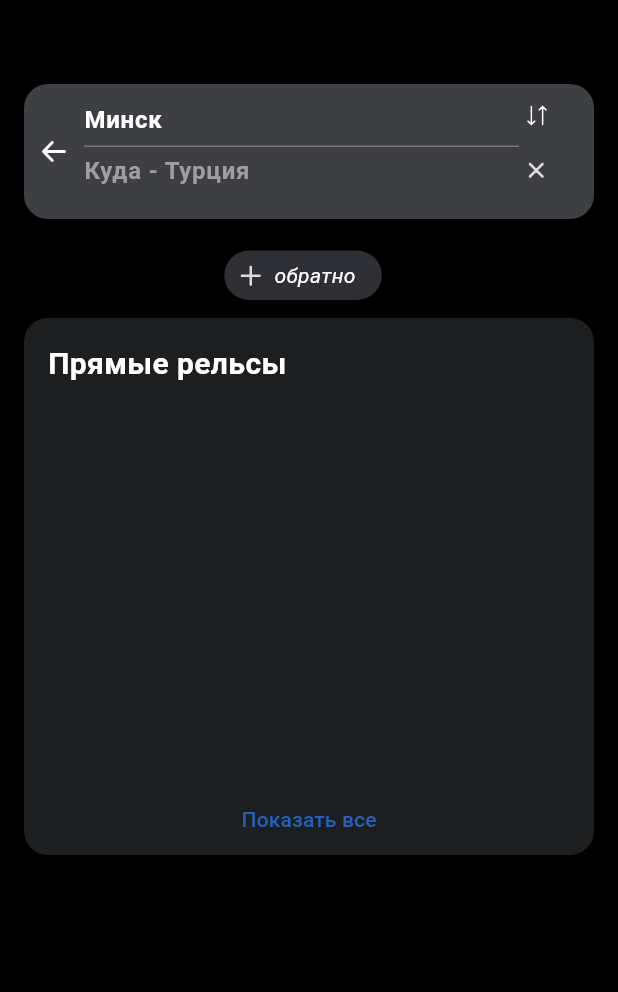
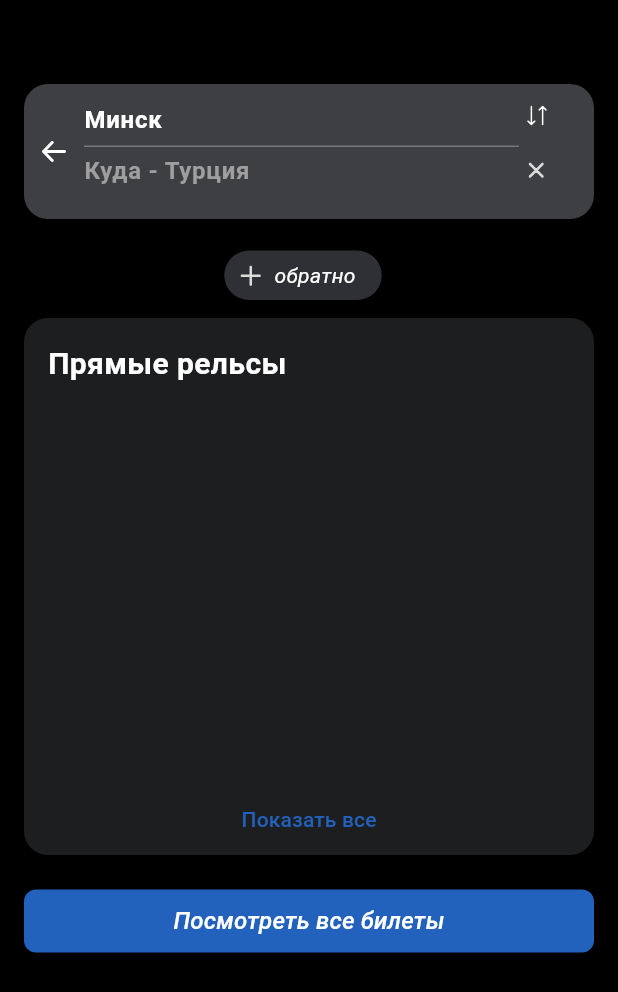
Before and after one commit to rahimov27/travel-app, a Flutter app: the SelectedCityPage screen opened directly, on a phone screen of 412 x 824 dp. Shown: the top 992 px of the screen. Run offline on Flutter 3.47's test engine with Material 3 defaults, Android fonts, the phone set to English and light mode, and no system bars; our stand-ins replace bloc, dio, flutter_bloc, flutter_svg, modal_bottom_sheet; missing offline and left inert: flutter_svg_icons; network calls fail; statements that could not run were skipped.

```diff
--- /dev/null
+++ b/lib/blocs/see_all_tickets/see_all_tickets_event.dart
@@ -0,0 +1,7 @@
+part of 'see_all_tickets_bloc.dart';
+
+@immutable
+sealed class SeeAllTicketsEvent {}
+
+
+class SeeAllTicketEvent extends SeeAllTicketsEvent {}
--- /dev/null
+++ b/lib/blocs/see_all_tickets/see_all_tickets_state.dart
@@ -0,0 +1,18 @@
+part of 'see_all_tickets_bloc.dart';
+
+@immutable
+sealed class SeeAllTicketsState {}
+
+final class SeeAllTicketsInitial extends SeeAllTicketsState {}
+
+class SeeAllTicketsLoading extends SeeAllTicketsState {}
+
+class SeeAllTicketsSuccess extends SeeAllTicketsState {
+  final List<dynamic> all_tickets;
+  SeeAllTicketsSuccess({required this.all_tickets});
+}
+
+class SeeAllTicketsError extends SeeAllTicketsState {
+  final String errorText;
+  SeeAllTicketsError({required this.errorText});
+}
--- a/lib/main.dart
+++ b/lib/main.dart
@@ -2,6 +2,7 @@ import 'package:flutter/material.dart';
 import 'package:flutter_bloc/flutter_bloc.dart';
 import 'package:flutter_svg_icons/flutter_svg_icons.dart';
 import 'package:travel_app/blocs/first_enter/first_enter_bloc.dart';
+import 'package:travel_app/blocs/see_all_tickets/see_all_tickets_bloc.dart';
 import 'package:travel_app/blocs/selected_city/selected_city_bloc.dart';
 import 'package:travel_app/ui/emptyScreen.dart';
 import 'package:travel_app/ui/firstPage.dart';
@@ -13,7 +14,9 @@ void main() {
         BlocProvider<FirstEnterBloc>(
           create: (context) => FirstEnterBloc(),
         ),
-        BlocProvider<SelectedCityBloc>(create: (context) => SelectedCityBloc())
+        BlocProvider<SelectedCityBloc>(create: (context) => SelectedCityBloc()),
+        BlocProvider<SeeAllTicketsBloc>(
+            create: (context) => SeeAllTicketsBloc())
       ],
       child: MaterialApp(
         theme: ThemeData(
--- a/lib/ui/selectedCityPage.dart
+++ b/lib/ui/selectedCityPage.dart
@@ -2,9 +2,13 @@ import 'package:flutter/material.dart';
 import 'package:flutter/services.dart';
 import 'package:flutter_bloc/flutter_bloc.dart';
 import 'package:flutter_svg/svg.dart';
+import 'package:travel_app/blocs/see_all_tickets/see_all_tickets_bloc.dart';
 import 'package:travel_app/blocs/selected_city/selected_city_bloc.dart';
+import 'package:travel_app/common_widgets/buttonWidget.dart';
 import 'package:travel_app/common_widgets/rowChipWidget.dart';
 import 'package:travel_app/resources/AppFonts.dart';
+import 'package:travel_app/ui/firstPage.dart';
+import 'package:travel_app/ui/seeAlltickets.dart';
 
 class SelectedCityPage extends StatelessWidget {
   const SelectedCityPage({super.key});
@@ -230,6 +234,38 @@ class SelectedCityPage extends StatelessWidget {
                   ],
                 ),
               ),
+              const SizedBox(
+                height: 23,
+              ),
+              SizedBox(
+                height: 42,
+                width: double.infinity,
+                child: ElevatedButton(
+                  style: ElevatedButton.styleFrom(
+                    shape: RoundedRectangleBorder(
+                      borderRadius: BorderRadius.circular(8),
+                    ),
+                    backgroundColor: Color(0xff2261BC),
+                  ),
+                  onPressed: () {
+                    // Dispatch the event to load all tickets
+                    BlocProvider.of<SeeAllTicketsBloc>(context)
+                        .add(SeeAllTicketEvent());
+
+                    // Navigate to the SeeAllTickets page
+                    Navigator.push(
+                      context,
+                      MaterialPageRoute(
+                        builder: (context) => const SeeAllTickets(),
+                      ),
+                    );
+                  },
+                  child: const Text(
+                    "Посмотреть все билеты",
+                    style: AppFonts.buttonText1,
+                  ),
+                ),
+              )
             ],
           ),
         ),
```
Also changed, not shown: lib/blocs/see_all_tickets/see_all_tickets_bloc.dart (added, +24 -0 lines), lib/common_widgets/buttonWidget.dart (added, +31 -0 lines), lib/ui/firstPage.dart (+6 -20 lines), lib/ui/seeAlltickets.dart (added, +90 -0 lines).
